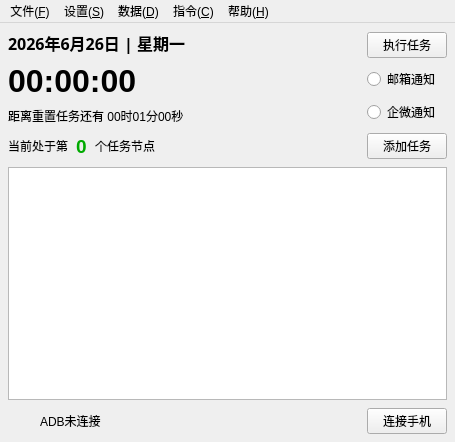
Above: MainWindow.ui from AndroidCoderPeng/TaskDispatcher before the change. Below: the same form after it.
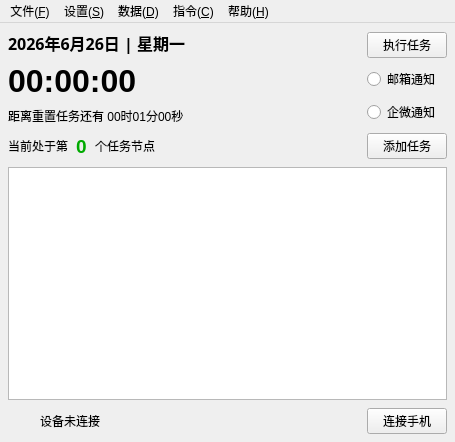
That is the form after the change. Icons and pictures are not drawn.

Commit message: feat(ui): 优化设备连接提示及断开逻辑

What changed in the file:
```diff
--- a/MainWindow.ui
+++ b/MainWindow.ui
@@ -236,7 +236,7 @@
                         <item>
                             <widget class="QLabel" name="usbStateView">
                                 <property name="text">
-                                    <string>ADB未连接</string>
+                                    <string>设备未连接</string>
                                 </property>
                             </widget>
                         </item>
```
The commit also changes 3 other files.
